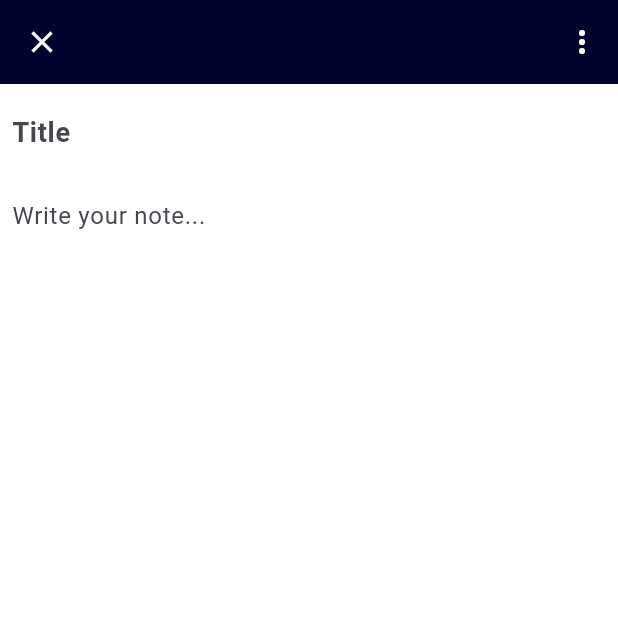
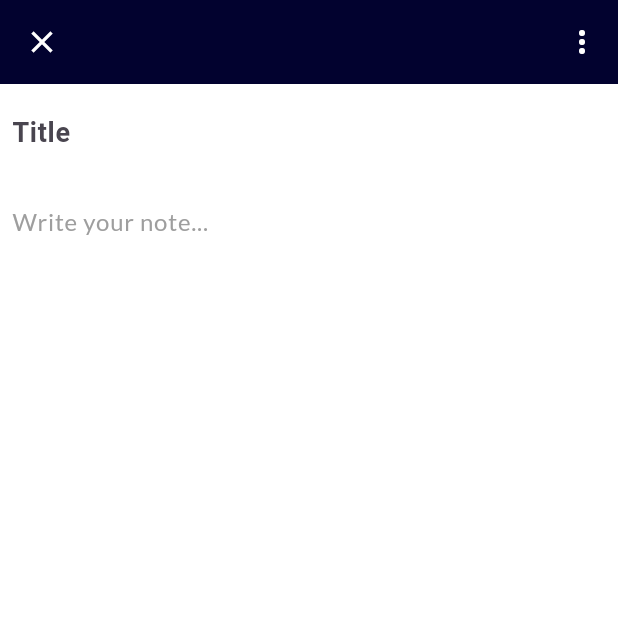
Before and after one commit to Albin2420/notesApp, a Flutter app: the screen it shows after launch, after a tap on the "add" icon, on a phone screen of 412 x 824 dp, the top half of it. Run offline on Flutter 3.47's test engine with Material 3 defaults, Android fonts, the light colour scheme and no system bars; our stand-ins replace dartz, dio, flutter_easyloading, flutter_secure_storage, fluttertoast, get and 3 more; accounts and stored records are empty.

Commit message:
v1 stage of notepad

```diff
--- a/lib/src/core/config/theme/colors.dart
+++ b/lib/src/core/config/theme/colors.dart
@@ -2,25 +2,12 @@ import 'dart:ui';
 
 class AppColors {
   static const List<Color> notecolors = [
-    Color(0xffFFAB91),
-    Color(0xffFFCC80),
-    Color(0xffE6EE9B),
-    Color(0xff80DEEA),
-    Color(0xffCF93D9),
-    Color(0xffF48FB1),
-    Color(0xffA5D6A7),
-    Color(0xff90CAF9),
-    Color(0xffFFD54F),
-    Color(0xff4DB6AC),
-    Color(0xffBA68C8),
-    Color(0xffFF8A65),
-    Color(0xff81C784),
-    Color(0xff64B5F6),
-    Color(0xff7986CB),
-    Color(0xffF06292),
-    Color(0xffAED581),
-    Color(0xff4FC3F7),
-    Color(0xffFFB74D),
-    Color(0xff9575CD),
+    Color(0xffA3D493),
+    Color(0xffD38DD3),
+    Color(0xff8D9BD3),
+    Color(0xffD4B893),
+    Color(0xffD38D8E),
+    Color(0xff8CCCA8),
+    Color(0xffA18DD3),
   ];
 }
--- a/lib/src/presentation/screens/home_screen/home_screen.dart
+++ b/lib/src/presentation/screens/home_screen/home_screen.dart
@@ -1,6 +1,7 @@
 import 'package:flutter/material.dart';
 import 'package:flutter_staggered_grid_view/flutter_staggered_grid_view.dart';
 import 'package:get/get.dart';
+import 'package:google_fonts/google_fonts.dart';
 import 'package:notesapp/src/presentation/controller/home_controller/home_controller.dart';
 import 'package:notesapp/src/presentation/screens/home_screen/widgets/notes_card.dart';
 import 'package:notesapp/src/presentation/screens/notes/notes.dart';
@@ -41,18 +42,35 @@ class HomeScreen extends StatelessWidget {
           } else {
             return AppBar(
               backgroundColor: const Color.fromARGB(255, 2, 2, 47),
-              title: const Text("Notes", style: TextStyle(color: Colors.white)),
+              title: Text(
+                "Notepad",
+                style: GoogleFonts.rubik(fontSize: 18, color: Colors.white),
+              ),
             );
           }
         }),
       ),
-
       body: Padding(
         padding: const EdgeInsets.only(left: 8, right: 8, top: 12),
         child: SafeArea(
           child: Obx(() {
             if (controller.notes.isEmpty) {
-              return const Center(child: Text("No Notes"));
+              return Center(
+                child: Column(
+                  mainAxisSize: MainAxisSize.min,
+                  children: [
+                    SizedBox(
+                      height: 100,
+                      width: 100,
+                      child: Image.asset(scale: 6, "assets/icons/ideaicon.png"),
+                    ),
+                    Text(
+                      "Notes you add appear here",
+                      style: GoogleFonts.poppins(fontSize: 18),
+                    ),
+                  ],
+                ),
+              );
             }
 
             return MasonryGridView.count(
@@ -125,7 +143,6 @@ class HomeScreen extends StatelessWidget {
             Get.to(
               () => const Notes(),
               transition: Transition.leftToRight,
-              duration: const Duration(milliseconds: 600),
               fullscreenDialog: true,
             );
           },
--- a/lib/src/presentation/screens/home_screen/widgets/notes_card.dart
+++ b/lib/src/presentation/screens/home_screen/widgets/notes_card.dart
@@ -1,5 +1,6 @@
 import 'package:flutter/material.dart';
 import 'package:google_fonts/google_fonts.dart';
+import 'package:intl/intl.dart';
 import 'package:notesapp/src/data/models/notes/note_model.dart';
 
 class NoteCard extends StatelessWidget {
@@ -16,6 +17,8 @@ class NoteCard extends StatelessWidget {
 
   @override
   Widget build(BuildContext context) {
+    final formattedDate = DateFormat('MMMM d').format(note.createdAt);
+
     return GestureDetector(
       onTap: onTap,
       child: Container(
@@ -35,6 +38,8 @@ class NoteCard extends StatelessWidget {
           crossAxisAlignment: CrossAxisAlignment.start,
           mainAxisSize: MainAxisSize.min,
           children: [
+            const SizedBox(height: 8),
+
             if (note.title.trim().isNotEmpty)
               Text(
                 note.title,
@@ -54,12 +59,25 @@ class NoteCard extends StatelessWidget {
             if (note.description.trim().isNotEmpty)
               Text(
                 note.description,
-                style: GoogleFonts.inter(
+                maxLines: 5,
+                overflow: TextOverflow.ellipsis,
+                softWrap: true,
+                style: GoogleFonts.lato(
                   fontSize: 15,
-                  color: Colors.black87.withOpacity(.85),
+                  color: Colors.white.withOpacity(.85),
                   height: 1.5,
                 ),
               ),
+
+            SizedBox(height: 10),
+            Text(
+              formattedDate,
+              style: GoogleFonts.poppins(
+                fontSize: 12,
+                color: Colors.white,
+                fontWeight: FontWeight.w500,
+              ),
+            ),
           ],
         ),
       ),
--- a/lib/src/presentation/screens/notes/notes.dart
+++ b/lib/src/presentation/screens/notes/notes.dart
@@ -2,6 +2,7 @@ import 'dart:math';
 
 import 'package:flutter/material.dart';
 import 'package:get/get.dart';
+import 'package:google_fonts/google_fonts.dart';
 import 'package:notesapp/src/core/config/theme/colors.dart';
 import 'package:notesapp/src/data/models/notes/note_model.dart';
 import 'package:notesapp/src/presentation/controller/newnote/newnotes_controller.dart';
@@ -15,8 +16,10 @@ class Notes extends StatelessWidget {
     final ctrl = Get.put(NewnotesController());
 
     if (note != null) {
+      WidgetsBinding.instance.addPostFrameCallback((_) {
         ctrl.titleController.text = note!.title;
         ctrl.notesController.text = note!.description;
+      });
     }
     return Scaffold(
       backgroundColor: Colors.white,
@@ -76,9 +79,10 @@ class Notes extends StatelessWidget {
         ],
       ),
       body: SafeArea(
-        child: Padding(
-          padding: const EdgeInsets.all(8.0),
+        child: SingleChildScrollView(
+          padding: const EdgeInsets.all(8),
           child: Column(
+            crossAxisAlignment: CrossAxisAlignment.start,
             children: [
               TextField(
                 controller: ctrl.titleController,
@@ -92,21 +96,23 @@ class Notes extends StatelessWidget {
                 ),
                 textInputAction: TextInputAction.next,
               ),
-
               const SizedBox(height: 12),
-
-              Expanded(
-                child: TextField(
+              TextField(
                 controller: ctrl.notesController,
-                  expands: true,
                 maxLines: null,
-                  minLines: null,
                 keyboardType: TextInputType.multiline,
-                  style: const TextStyle(fontSize: 16),
-                  decoration: const InputDecoration(
+                style: GoogleFonts.lato(
+                  fontSize: 16,
+                  fontWeight: FontWeight.w400,
+                  color: Colors.black,
+                ),
+                decoration: InputDecoration(
                   hintText: "Write your note...",
+                  hintStyle: GoogleFonts.lato(
+                    fontSize: 16,
+                    color: Colors.grey.shade500,
+                  ),
                   border: InputBorder.none,
-                  ),
                 ),
               ),
             ],
--- a/pubspec.yaml
+++ b/pubspec.yaml
@@ -44,6 +44,7 @@ dependencies:
   fluttertoast: ^9.0.0
   google_fonts: ^8.0.2
   flutter_staggered_grid_view: ^0.7.0
+  intl: ^0.20.2
 
 dev_dependencies:
   flutter_test:
```
Also changed, not shown: assets/icons/ideaicon.png (added), pubspec.lock, 1 other file. Lines whose indentation alone changed are shown as unchanged.
